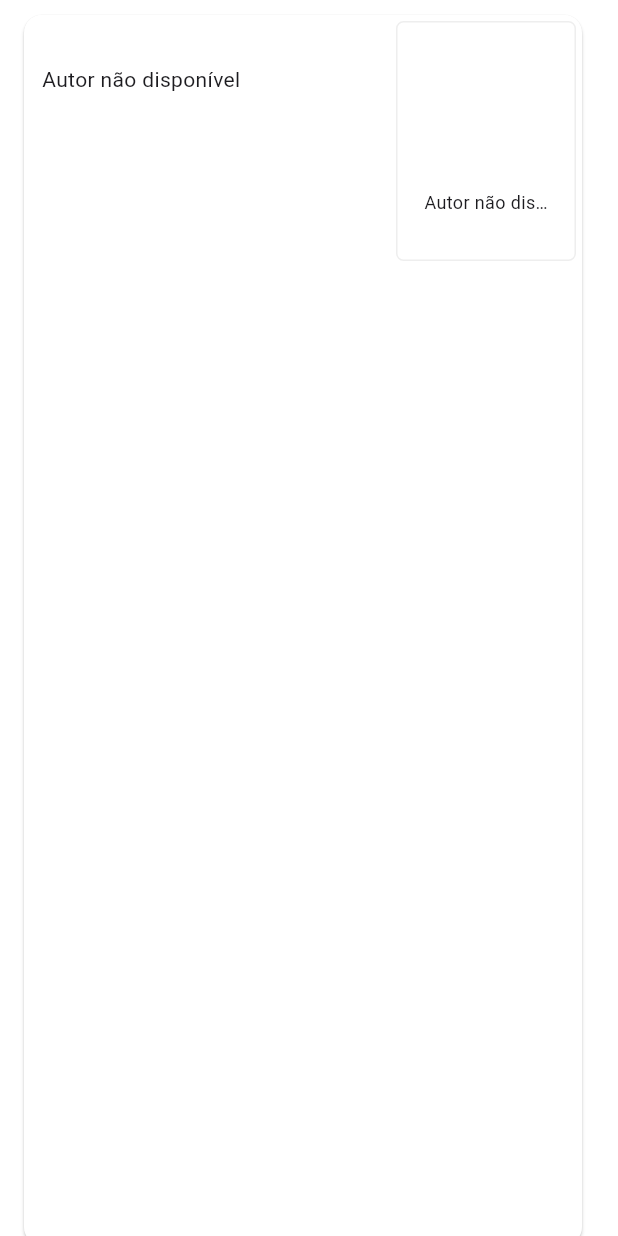
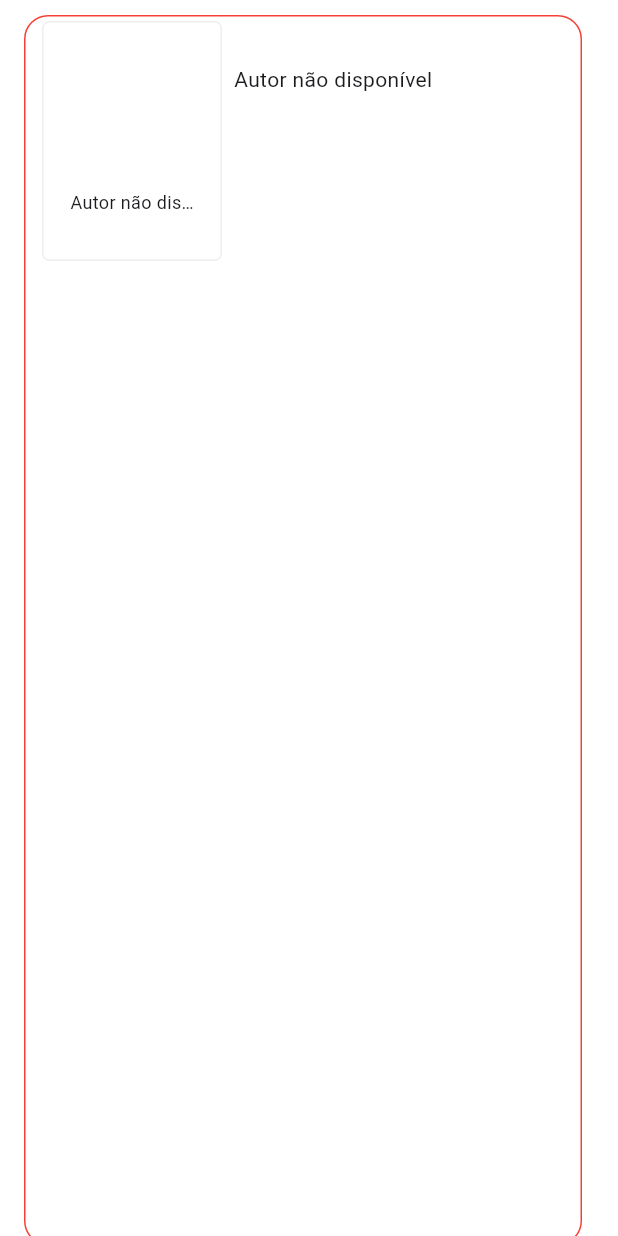
Before and after one commit to marxelo/search-google-books, a Flutter app: the BookListTileWidget widget shown alone on an empty page, opened directly with empty values, on a phone screen of 412 x 824 dp. Run offline on Flutter 3.47's test engine with Material 2 defaults, Android fonts, the phone set to English and light mode, and no system bars; our stand-ins replace sqflite, webview_flutter; accounts and stored records are empty.

Commit message:
book cards styles

```diff
--- a/lib/components/book_list_tile_widget.dart
+++ b/lib/components/book_list_tile_widget.dart
@@ -26,11 +26,29 @@ class _BookListTileWidgetState extends State<BookListTileWidget> {
           ),
         );
       },
-      child: ListTile(tileColor: Colors.white,
+      child: ListTile(
+        tileColor: Colors.white,
         title: Card(
           color: Colors.white,
+          shadowColor: Colors.transparent,
           surfaceTintColor: Colors.white,
           margin: const EdgeInsets.fromLTRB(0.0, 2.0, 0.0, 2.0),
+          borderOnForeground: true,
+          shape: RoundedRectangleBorder(
+            borderRadius: const BorderRadius.all(
+              Radius.circular(16),
+            ),
+            side: BorderSide(
+              color: widget.book.accessInfo.viewability == 'ALL_PAGES'
+                  ? Colors.green
+                  : widget.book.accessInfo.viewability == 'PARTIAL'
+                      ? Colors.yellow
+                      : Colors.red,
+              style: BorderStyle.solid,
+              width: 1,
+            ),
+          ),
+          // shape: BeveledRectangleBorder(borderRadius: BorderRadius.only(bottomRight: Radius.circular(50))),
           child: Padding(
             padding: const EdgeInsets.all(4.0),
             child: Container(
@@ -43,6 +61,17 @@ class _BookListTileWidgetState extends State<BookListTileWidget> {
                 mainAxisAlignment: MainAxisAlignment.spaceBetween,
                 crossAxisAlignment: CrossAxisAlignment.start,
                 children: [
+                  const SizedBox(width: 8),
+                  widget.book.volumeInfo.imageLinks.thumbnail.trim().isEmpty
+                      ? StandardCoverWidget(
+                          book: widget.book,
+                        )
+                      : ClipRRect(
+                          // width: 70,
+                          child: Image.network(
+                            widget.book.volumeInfo.imageLinks.thumbnail,
+                          ),
+                        ),
                   const SizedBox(width: 8),
                   Expanded(
                     child: Column(
@@ -78,16 +107,6 @@ class _BookListTileWidgetState extends State<BookListTileWidget> {
                       ],
                     ),
                   ),
-                  widget.book.volumeInfo.imageLinks.thumbnail.trim().isEmpty
-                      ? StandardCoverWidget(
-                          book: widget.book,
-                        )
-                      : ClipRRect(
-                          // width: 70,
-                          child: Image.network(
-                            widget.book.volumeInfo.imageLinks.thumbnail,
-                          ),
-                        ),
                 ],
               ),
             ),
```
